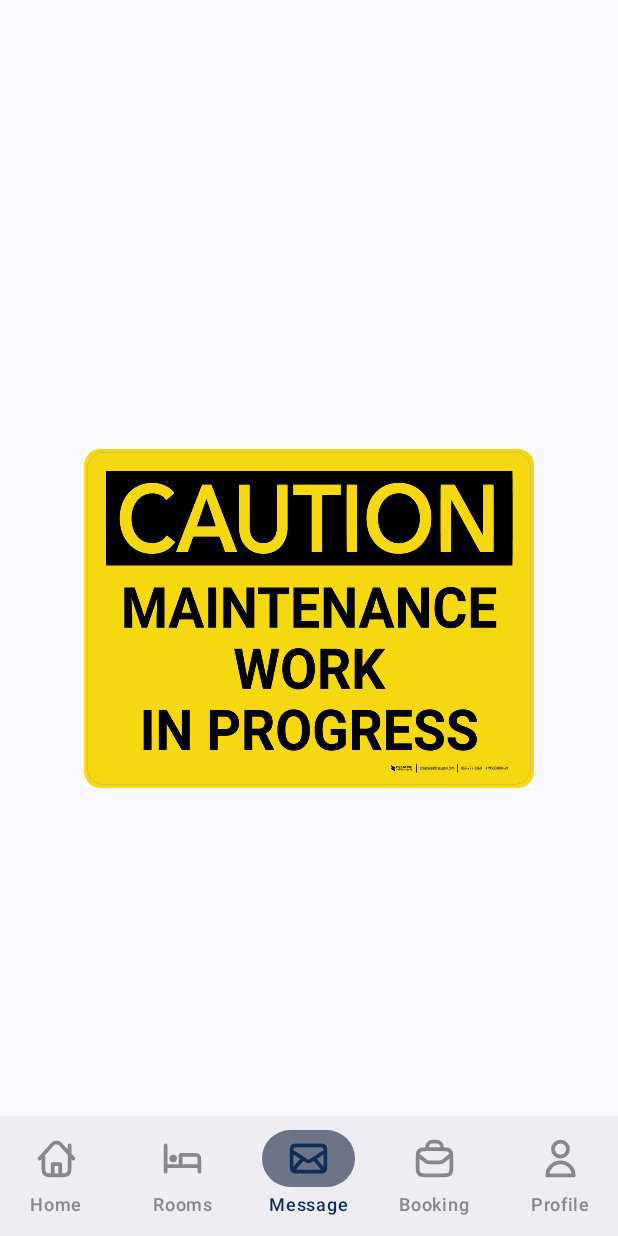
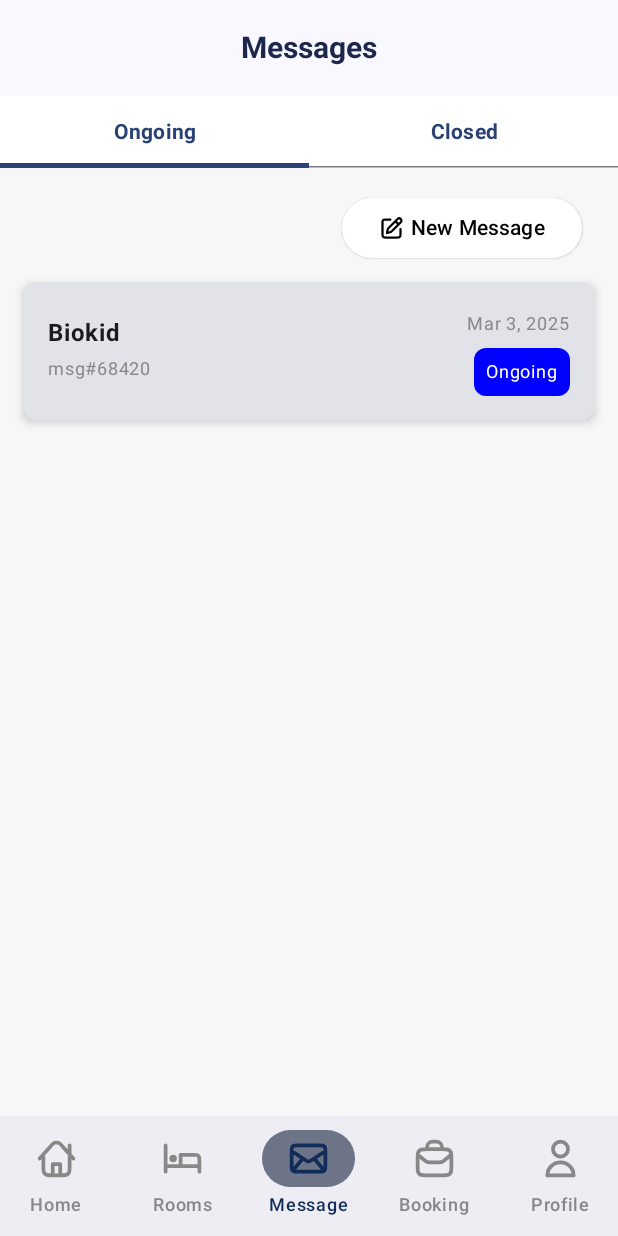
Before and after one commit to ADRXF/iBEMBANG-app, an Android app built with Jetpack Compose: the MessageScreen screen opened through its navigation route, on a phone screen of 412 x 824 dp. Run offline under Robolectric (Android 15) with nearby library versions, the phone set to English and light mode, and no system bars.

Commit message:
added messagescreen

```diff
--- a/app/src/main/java/com/example/ibembang/MessageScreen.kt
+++ b/app/src/main/java/com/example/ibembang/MessageScreen.kt
@@ -1,45 +1,150 @@
 package com.example.ibembang
 
-import android.annotation.SuppressLint
-import androidx.compose.foundation.Image
+import androidx.compose.foundation.background
+import androidx.compose.foundation.clickable
 import androidx.compose.foundation.layout.*
-import androidx.compose.material3.Scaffold
-import androidx.compose.material3.Surface
-import androidx.compose.runtime.Composable
+import androidx.compose.foundation.shape.RoundedCornerShape
+import androidx.compose.material3.*
+import androidx.compose.runtime.*
 import androidx.compose.ui.Alignment
 import androidx.compose.ui.Modifier
+import androidx.compose.ui.graphics.Color
+import androidx.compose.ui.platform.LocalContext
+import androidx.compose.ui.res.colorResource
 import androidx.compose.ui.res.painterResource
+import androidx.compose.ui.text.TextStyle
+import androidx.compose.ui.text.font.FontWeight
 import androidx.compose.ui.tooling.preview.Preview
 import androidx.compose.ui.unit.dp
+import androidx.compose.ui.unit.sp
 import androidx.navigation.NavController
-import androidx.navigation.compose.rememberNavController
+
+@OptIn(ExperimentalMaterial3Api::class)
+@Composable
+fun MessageScreen(navController: NavController) {
+    var selectedTab by remember { mutableIntStateOf(0) } // Track selected tab
+
+    Scaffold(
+        topBar = {
+            CenterAlignedTopAppBar(
+                title = {
+                    Text(
+                        text = "Messages",
+                        style = TextStyle(
+                            fontSize = 20.sp,
+                            fontWeight = FontWeight.Bold,
+                            color = colorResource(id = R.color.font_color_drkblu)
+                        )
+                    )
+                }
+            )
+        },
+        bottomBar = { BottomNavigationBar(navController) } // Uses your existing BottomNav
+    ) { paddingValues ->
+        Column(
+            modifier = Modifier
+                .fillMaxSize()
+                .padding(paddingValues)
+                .background(colorResource(id = R.color.ContentBgColor))
+        ) {
+            // Tabs Section
+            TabRow(selectedTabIndex = selectedTab, containerColor = Color.White) {
+                Tab(
+                    selected = selectedTab == 0,
+                    onClick = { selectedTab = 0 },
+                    text = { Text("Ongoing", fontWeight = FontWeight.Bold) }
+                )
+                Tab(
+                    selected = selectedTab == 1,
+                    onClick = { selectedTab = 1 },
+                    text = { Text("Closed", fontWeight = FontWeight.Bold) }
+                )
+            }
+
+            Spacer(modifier = Modifier.height(8.dp))
+
+            // New Message Button
+            Row(
+                modifier = Modifier
+                    .fillMaxWidth()
+                    .padding(horizontal = 16.dp),
+                horizontalArrangement = Arrangement.End
+            ) {
+                ElevatedButton(
+                    onClick = { /* TODO: Handle new message click */ },
+                    modifier = Modifier.padding(8.dp),
+                    colors = ButtonDefaults.buttonColors(containerColor = Color.White)
+                ) {
+                    Icon(
+                        painter = painterResource(id = R.drawable.ic_square_and_pen),
+                        contentDescription = "New Message Icon",
+                        modifier = Modifier.size(18.dp),
+                        tint = colorResource(id = R.color.black)
+                    )
+                    Spacer(modifier = Modifier.width(4.dp))
+                    Text(
+                        text = "New Message",
+                        color = colorResource(id = R.color.black)
+                    )
+                }
+            }
+
+            // Message List (Hardcoded for now)
+            MessageCard("Biokid", "msg#68420", "Mar 3, 2025", "Ongoing")
+        }
+    }
+}
 
 
-@SuppressLint("UnusedMaterial3ScaffoldPaddingParameter")
 @Composable
-fun MessageScreen(navController: NavController) {
-    Scaffold(
-        bottomBar = { BottomNavigationBar(navController) }
+fun MessageCard(username: String, messageId: String, date: String, status: String) {
+    Card(
+        modifier = Modifier
+            .fillMaxWidth()
+            .padding(horizontal = 16.dp, vertical = 4.dp)
+            .clickable { /* Open Chat */ },
+        shape = RoundedCornerShape(8.dp),
+        elevation = CardDefaults.cardElevation(defaultElevation = 4.dp)
     ) {
-        Surface(
-            modifier = Modifier.fillMaxSize()
+        Row(
+            modifier = Modifier.padding(16.dp),
+            horizontalArrangement = Arrangement.SpaceBetween,
+            verticalAlignment = Alignment.CenterVertically
         ) {
-            Box(
-                modifier = Modifier.fillMaxSize(),
-                contentAlignment = Alignment.Center
+            Column {
+                Text(username, fontWeight = FontWeight.Bold, fontSize = 16.sp)
+                Text(messageId, fontSize = 12.sp, color = Color.Gray)
+            }
+            Column(
+                modifier = Modifier.fillMaxWidth(),
+                horizontalAlignment = Alignment.End
             ) {
-                Image(
-                    painter = painterResource(id = R.drawable.caution_progress),
-                    contentDescription = "Maintenance Work in Progress",
-                    modifier = Modifier.size(300.dp) // Adjust size as needed
-                )
+                Text(date, fontSize = 12.sp, color = Color.Gray)
+                StatusBadge(status)
             }
         }
+    }
+}
+
+@Composable
+fun StatusBadge(status: String) {
+    val backgroundColor = if (status == "Ongoing") Color.Blue else Color.Gray
+    Surface(
+        modifier = Modifier.padding(top = 4.dp),
+        color = backgroundColor,
+        shape = RoundedCornerShape(8.dp)
+    ) {
+        Text(
+            text = status,
+            color = Color.White,
+            modifier = Modifier.padding(horizontal = 8.dp, vertical = 4.dp),
+            fontSize = 12.sp
+        )
     }
 }
 
 @Preview
 @Composable
 fun PreviewMessageScreen() {
-    MessageScreen(navController = rememberNavController())
+    MessageScreen(navController = NavController(LocalContext.current))
 }
--- /dev/null
+++ b/app/src/main/res/drawable/ic_square_and_pen.xml
@@ -0,0 +1,13 @@
+<vector xmlns:android="http://schemas.android.com/apk/res/android"
+    android:width="64dp"
+    android:height="64dp"
+    android:viewportWidth="24"
+    android:viewportHeight="24">
+  <path
+      android:pathData="M11,4H7.2C6.08,4 5.52,4 5.092,4.218C4.716,4.41 4.41,4.716 4.218,5.092C4,5.52 4,6.08 4,7.2V16.8C4,17.92 4,18.48 4.218,18.908C4.41,19.284 4.716,19.59 5.092,19.782C5.52,20 6.08,20 7.2,20H16.8C17.92,20 18.48,20 18.908,19.782C19.284,19.59 19.59,19.284 19.782,18.908C20,18.48 20,17.92 20,16.8V12.5M15.5,5.5L18.328,8.328M10.763,10.237L17.411,3.589C18.192,2.808 19.458,2.808 20.239,3.589C21.021,4.37 21.021,5.636 20.239,6.417L13.377,13.279C12.616,14.041 12.235,14.422 11.801,14.725C11.416,14.994 11.001,15.216 10.564,15.388C10.072,15.582 9.544,15.689 8.488,15.902L8,16L8.047,15.668C8.215,14.493 8.299,13.905 8.49,13.356C8.66,12.869 8.891,12.406 9.179,11.979C9.503,11.497 9.923,11.077 10.763,10.237Z"
+      android:strokeLineJoin="round"
+      android:strokeWidth="2"
+      android:fillColor="#00000000"
+      android:strokeColor="#1C274C"
+      android:strokeLineCap="round"/>
+</vector>
```
